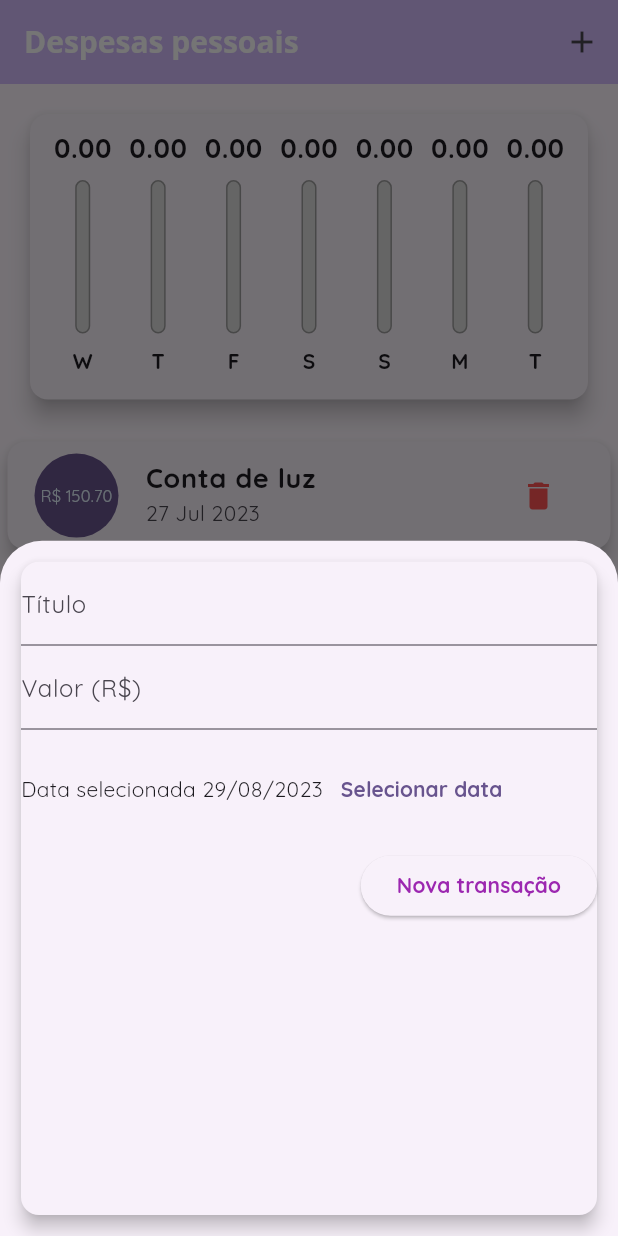
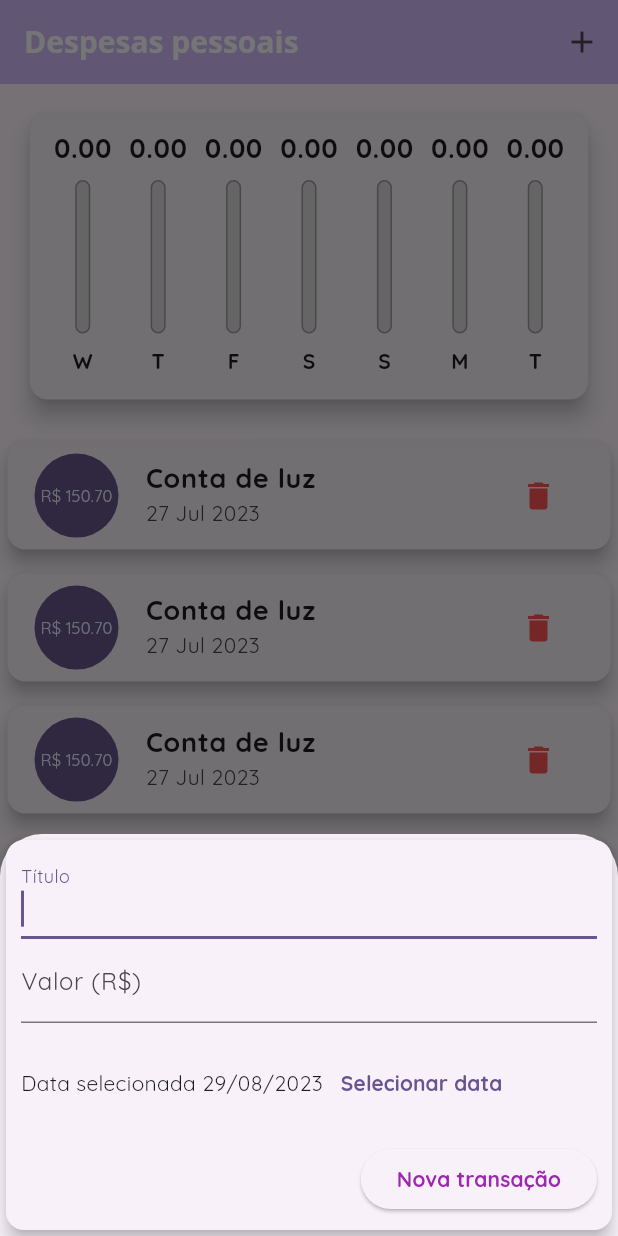
Before and after one commit to WagaoCarvalhoDev/personal_expenses, a Flutter app: the screen it shows after launch, after a tap on the "add" icon, on a phone screen of 412 x 824 dp. Run offline on Flutter 3.47's test engine with Material 2 defaults, Android fonts, the phone set to English and light mode, and no system bars.

Commit message:
refactor: form responsiveness

```diff
--- a/lib/components/transaction_form.dart
+++ b/lib/components/transaction_form.dart
@@ -43,13 +43,16 @@ class _TransactionFormState extends State<TransactionForm> {
 
   @override
   Widget build(BuildContext context) {
-    return Padding(
-      padding: const EdgeInsets.all(10.0),
-      child: Card(
-        elevation: 5,
+    return Card(
+      elevation: 5,
+      child: Padding(
+        padding: const EdgeInsets.all(10.0),
         child: Column(
+          crossAxisAlignment: CrossAxisAlignment.start,
+          mainAxisSize: MainAxisSize.min,
           children: [
             TextField(
+              autofocus: true,
               controller: _titleController,
               decoration: const InputDecoration(labelText: 'Título'),
               onSubmitted: (_) => _submitForm(),
--- a/lib/home_page.dart
+++ b/lib/home_page.dart
@@ -49,10 +49,16 @@ class _MyHomePageState extends State<HomePage> {
 
   _openTransactionFormModal(BuildContext context) {
     showModalBottomSheet(
+      isScrollControlled: true,
       context: context,
-      builder: (_) {
-        return TransactionForm(
-          onSubmit: _addTransaction,
+      builder: (context) {
+        return Padding(
+          padding: EdgeInsets.only(
+            bottom: MediaQuery.of(context).viewInsets.bottom,
+          ),
+          child: TransactionForm(
+            onSubmit: _addTransaction,
+          ),
         );
       },
     );
@@ -72,10 +78,21 @@ class _MyHomePageState extends State<HomePage> {
         ),
       ),
       actions: [
+        if (isLandscape)
+          IconButton(
+            icon: Icon(
+              _showChart ? Icons.list : Icons.bar_chart,
+            ),
+            onPressed: () {
+              setState(() {
+                _showChart = !_showChart;
+              });
+            },
+          ),
         IconButton(
           icon: const Icon(Icons.add),
           onPressed: () => _openTransactionFormModal(context),
-        )
+        ),
       ],
     );
 
@@ -89,21 +106,6 @@ class _MyHomePageState extends State<HomePage> {
         child: Column(
           crossAxisAlignment: CrossAxisAlignment.stretch,
           children: <Widget>[
-            if (isLandscape)
-              Row(
-                mainAxisAlignment: MainAxisAlignment.center,
-                children: [
-                  const Text('Exibir Gráfico'),
-                  Switch(
-                    value: _showChart,
-                    onChanged: (value) {
-                      setState(() {
-                        _showChart = value;
-                      });
-                    },
-                  ),
-                ],
-              ),
             if (_showChart || !isLandscape)
               SizedBox(
                 height: availableHeight * (isLandscape ? 0.7 : 0.3),
```
